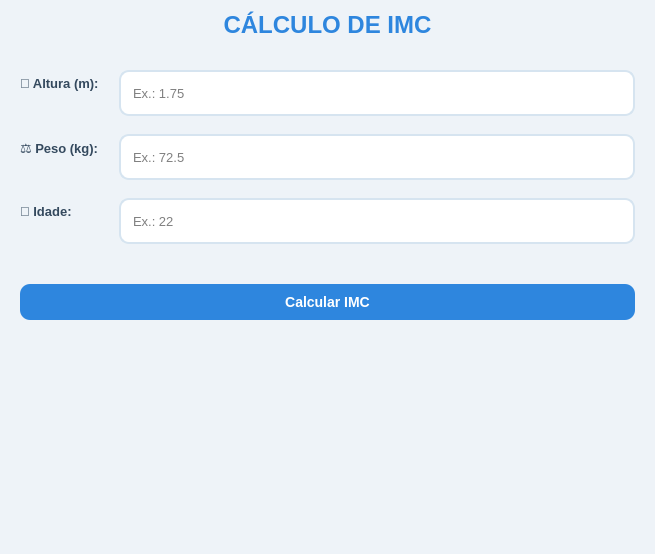
Old version of the form imc.ui in the repository gusxta44/IMC.
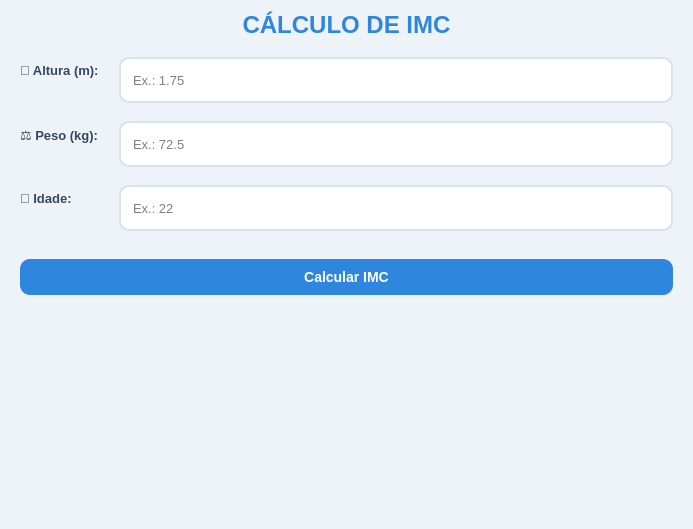
New version of the form.

Commit message: arrumando tamanho e scaledContents no QtDesigner da lblImagem

Diff of the .ui file:
```diff
--- a/imc.ui
+++ b/imc.ui
@@ -6,8 +6,8 @@
    <rect>
     <x>0</x>
     <y>0</y>
-    <width>655</width>
-    <height>554</height>
+    <width>693</width>
+    <height>529</height>
    </rect>
   </property>
   <property name="windowTitle">
@@ -171,7 +171,7 @@
         <property name="styleSheet">
          <string notr="true">font-size:16px;
 font-weight:bold;
-color:#27AE60;
+color:#2E86DE;
 padding:12px;
          </string>
         </property>
@@ -183,11 +183,17 @@
         </property>
        </widget>
       </item>
-      <item>
+      <item alignment="Qt::AlignHCenter">
        <widget class="QLabel" name="lblImagem">
         <property name="minimumSize">
          <size>
-          <width>0</width>
+          <width>160</width>
+          <height>160</height>
+         </size>
+        </property>
+        <property name="maximumSize">
+         <size>
+          <width>160</width>
           <height>160</height>
          </size>
         </property>
```
Left out of the diff: 6 changed lines with no effect on the pictures.
